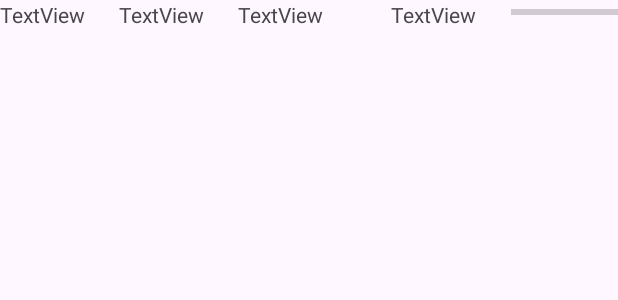
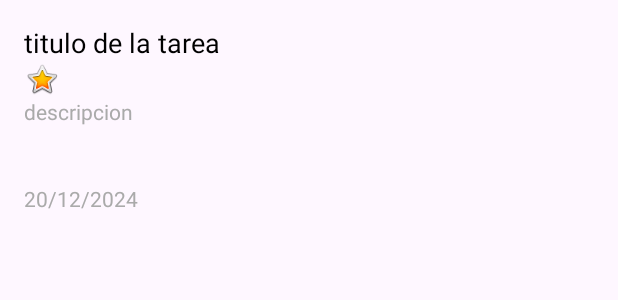
Before and after one commit to Membiela4/TrassTarea, an Android app: the layout list_item.xml on its own in the app's theme, with its tools: preview values and no code run, on a phone screen of 412 x 824 dp. Shown: the top 300 px of the screen. Run offline under Robolectric (Android 15) with nearby library versions, the phone set to English and light mode, and no system bars.

Commit message:
TareaAdapter y list_item empezados

```diff
--- a/app/src/main/res/layout/list_item.xml
+++ b/app/src/main/res/layout/list_item.xml
@@ -1,47 +1,54 @@
-<?xml version="1.0" encoding="utf-8"?>
-<LinearLayout xmlns:android="http://schemas.android.com/apk/res/android"
+<LinearLayout
+    xmlns:android="http://schemas.android.com/apk/res/android"
+    xmlns:tools="http://schemas.android.com/tools"
     android:layout_width="match_parent"
-    android:layout_height="match_parent">
+    android:layout_height="wrap_content"
+    android:orientation="vertical"
+    android:padding="16dp">
 
     <TextView
-        android:id="@+id/titulo_tarea"
+        android:id="@+id/titleTextView"
         android:layout_width="wrap_content"
         android:layout_height="wrap_content"
-        android:layout_weight="1"
-        android:text="TextView" />
+        android:text="titulo de la tarea"
+        android:textColor="@android:color/black"
+        android:textSize="18sp" />
+
+    <ImageView
+        android:id="@+id/prioritariaImageView"
+        android:layout_width="24dp"
+        android:layout_height="24dp"
+        android:visibility="visible"
+        tools:srcCompat="@android:drawable/btn_star_big_on" />
 
     <TextView
-        android:id="@+id/fecha"
+        android:id="@+id/descriptionTextView"
         android:layout_width="wrap_content"
         android:layout_height="wrap_content"
-        android:layout_weight="1"
-        android:text="TextView" />
+        android:text="descripcion"
+        android:textColor="@android:color/darker_gray"
+        android:textSize="14sp" />
 
     <TextView
-        android:id="@+id/num_dias"
+        android:id="@+id/progressTextView"
         android:layout_width="wrap_content"
         android:layout_height="wrap_content"
-        android:layout_weight="1"
-        android:text="TextView" />
+        android:textColor="@android:color/darker_gray"
+        android:textSize="14sp" />
 
     <TextView
-        android:id="@+id/dias"
+        android:id="@+id/startDateTextView"
         android:layout_width="wrap_content"
         android:layout_height="wrap_content"
-        android:layout_weight="1" />
+        android:textSize="14sp"
+        android:textColor="@android:color/darker_gray" />
 
     <TextView
-        android:id="@+id/quedan"
+        android:id="@+id/endDateTextView"
         android:layout_width="wrap_content"
         android:layout_height="wrap_content"
-        android:layout_weight="1"
-        android:text="TextView"
-        android:visibility="visible" />
+        android:textColor="@android:color/darker_gray"
+        android:textSize="14sp"
+        tools:text="20/12/2024" />
 
-    <ProgressBar
-        android:id="@+id/progressBar"
-        style="?android:attr/progressBarStyleHorizontal"
-        android:layout_width="wrap_content"
-        android:layout_height="wrap_content"
-        android:layout_weight="1" />
 </LinearLayout>
```
Also changed, not shown: app/src/main/java/com/example/tareaut02/adapters/TareaAdapter.java (+75 -1 lines).
